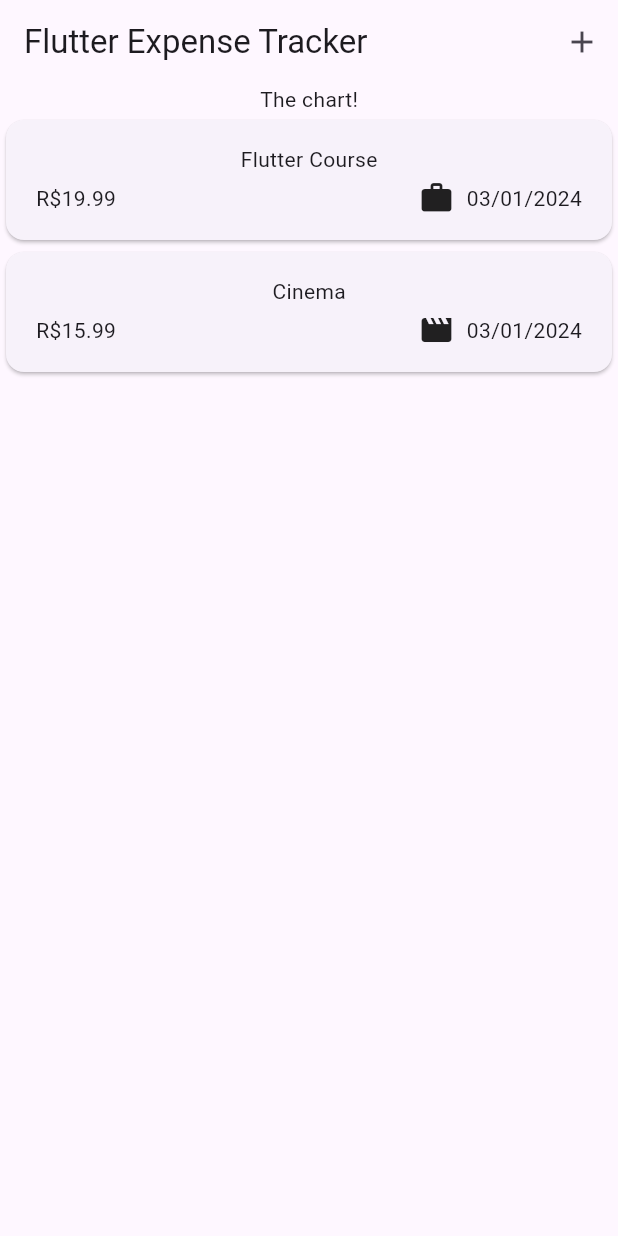
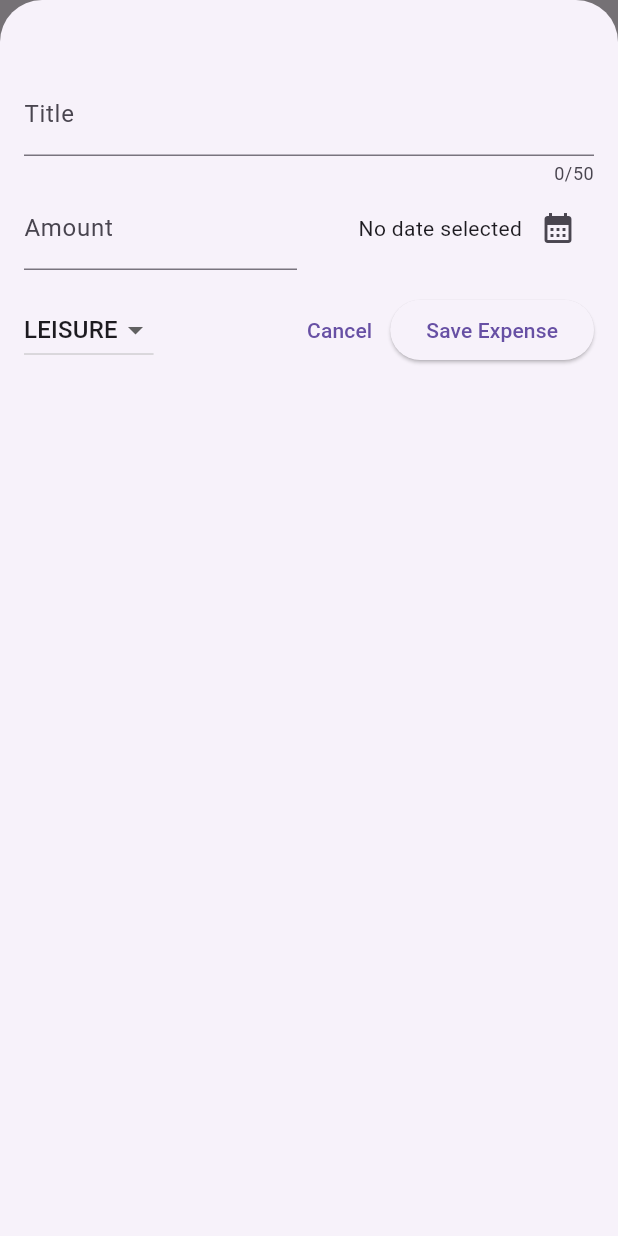
Before and after one commit to z1nl0x/flutter-udemy-course, a Flutter app: the screen it shows after launch, after a tap on the "add" icon, on a phone screen of 412 x 824 dp. Run offline on Flutter 3.47's test engine with Material 3 defaults, Android fonts, the phone set to English and light mode, and no system bars; our stand-ins replace google_fonts.

Commit message:
Expense Tracker updates

```diff
--- a/expense_tracker/lib/widgets/expenses.dart
+++ b/expense_tracker/lib/widgets/expenses.dart
@@ -1,3 +1,4 @@
+import 'package:expense_tracker/widgets/new_expense.dart';
 import 'package:flutter/material.dart';
 import 'package:expense_tracker/model/expense.dart';
 import 'package:expense_tracker/widgets/expenses_list/expenses_list.dart';
@@ -25,13 +26,32 @@ class _ExpensesState extends State<Expenses> {
         category: Category.leisure),
   ];
 
+  void _openAddExpenseOverlay() {
+    showModalBottomSheet(
+      isScrollControlled: true,
+      context: context,
+      builder: (ctx) {
+        return NewExpense(
+          onAddExpense: _addExpense,
+        );
+      },
+    );
+  }
+
+  void _addExpense(Expense expense) {
+    setState(() {
+      _registeredExpenses.add(expense);
+    });
+  }
+
   @override
   Widget build(BuildContext context) {
     return Scaffold(
       appBar: AppBar(
         title: Text('Flutter Expense Tracker'),
         actions: [
-          IconButton(onPressed: () {}, icon: const Icon(Icons.add)),
+          IconButton(
+              onPressed: _openAddExpenseOverlay, icon: const Icon(Icons.add)),
         ],
       ),
       body: Column(
--- /dev/null
+++ b/expense_tracker/lib/widgets/new_expense.dart
@@ -0,0 +1,171 @@
+import 'package:expense_tracker/model/expense.dart';
+import 'package:flutter/material.dart';
+import 'package:expense_tracker/widgets/expenses.dart';
+
+class NewExpense extends StatefulWidget {
+  const NewExpense({super.key, required this.onAddExpense});
+
+  final void Function(Expense expense) onAddExpense;
+
+  @override
+  State<NewExpense> createState() {
+    return _NewExpenseState();
+  }
+}
+
+class _NewExpenseState extends State<NewExpense> {
+  // var _enteredTitle = '';
+
+  // void _saveTitleInput(String inputValue) {
+  //   _enteredTitle = inputValue;
+  // }
+
+  final _titleController = TextEditingController();
+  final _amountController = TextEditingController();
+  DateTime? _selectedDate;
+  Category _selectedCategory = Category.leisure;
+
+  void _presentDatePicker() async {
+    final now = DateTime.now();
+    final firstDate = DateTime(now.year - 1, now.month, now.day);
+
+    final pickedDate = await showDatePicker(
+        context: context, firstDate: firstDate, lastDate: now);
+
+    setState(() {
+      _selectedDate = pickedDate;
+    });
+  }
+
+  void _submitExpenseData() {
+    final enteredAmount = double.tryParse(_amountController.text);
+    final amountIsInvalid = enteredAmount == null || enteredAmount <= 0;
+
+    if (_titleController.text.trim().isEmpty ||
+        amountIsInvalid ||
+        _selectedDate == null) {
+      showDialog(
+        context: context,
+        builder: (ctx) => AlertDialog(
+          title: const Text('Invalid input!'),
+          content: const Text(
+              'Please make sure a valid title, amount date and category was entered.'),
+          actions: [
+            TextButton(
+                onPressed: () {
+                  Navigator.pop(ctx);
+                },
+                child: const Text('Okay'))
+          ],
+        ),
+      );
+      return;
+    }
+
+    widget.onAddExpense(
+      Expense(
+          title: _titleController.text,
+          amount: enteredAmount,
+          date: _selectedDate!,
+          category: _selectedCategory),
+    );
+    Navigator.pop(context);
+  }
+
+  @override
+  void dispose() {
+    _titleController.dispose();
+    _amountController.dispose();
+    super.dispose();
+  }
+
+  @override
+  Widget build(BuildContext context) {
+    return Padding(
+      padding: const EdgeInsets.fromLTRB(16, 48, 16, 16),
+      child: Column(
+        children: [
+          TextField(
+            controller: _titleController,
+            maxLength: 50,
+            keyboardType: TextInputType.text,
+            decoration: const InputDecoration(
+              label: Text('Title'),
+            ),
+          ),
+          Row(
+            children: [
+              Expanded(
+                child: TextField(
+                  controller: _amountController,
+                  keyboardType: TextInputType.number,
+                  decoration: const InputDecoration(
+                    prefixText: '\$ ',
+                    label: Text('Amount'),
+                  ),
+                ),
+              ),
+              const SizedBox(
+                width: 16,
+              ),
+              Expanded(
+                child: Row(
+                  mainAxisAlignment: MainAxisAlignment.end,
+                  crossAxisAlignment: CrossAxisAlignment.center,
+                  children: [
+                    Text(
+                      _selectedDate == null
+                          ? 'No date selected'
+                          : formatter.format(_selectedDate!),
+                    ),
+                    IconButton(
+                        onPressed: _presentDatePicker,
+                        icon: const Icon(Icons.calendar_month)),
+                  ],
+                ),
+              ),
+            ],
+          ),
+          const SizedBox(
+            height: 16,
+          ),
+          Row(
+            children: [
+              DropdownButton(
+                  value: _selectedCategory,
+                  items: Category.values
+                      .map(
+                        (category) => DropdownMenuItem(
+                          value: category,
+                          child: Text(
+                            category.name.toUpperCase(),
+                          ),
+                        ),
+                      )
+                      .toList(),
+                  onChanged: (value) {
+                    if (value == null) {
+                      return;
+                    }
+                    setState(() {
+                      _selectedCategory = value;
+                    });
+                  }),
+              const Spacer(),
+              TextButton(
+                onPressed: () {
+                  Navigator.pop(context);
+                },
+                child: const Text('Cancel'),
+              ),
+              ElevatedButton(
+                onPressed: _submitExpenseData,
+                child: const Text('Save Expense'),
+              ),
+            ],
+          )
+        ],
+      ),
+    );
+  }
+}
```
